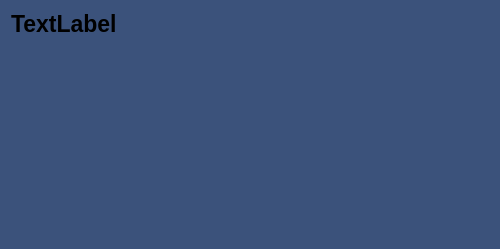
Above: lab3/LinkDove/messagecard.ui from ElizavetaPa17/LinkDove before the change. Below: the same form after it.
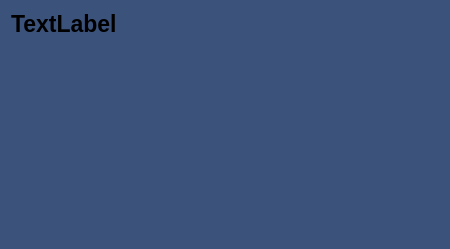
That is the form after the change.

```diff
--- a/lab3/LinkDove/messagecard.ui
+++ b/lab3/LinkDove/messagecard.ui
@@ -6,7 +6,7 @@
    <rect>
     <x>0</x>
     <y>0</y>
-    <width>500</width>
+    <width>450</width>
     <height>249</height>
    </rect>
   </property>
@@ -18,13 +18,13 @@
   </property>
   <property name="minimumSize">
    <size>
-    <width>500</width>
+    <width>450</width>
     <height>0</height>
    </size>
   </property>
   <property name="maximumSize">
    <size>
-    <width>500</width>
+    <width>450</width>
     <height>16777215</height>
    </size>
   </property>
```
